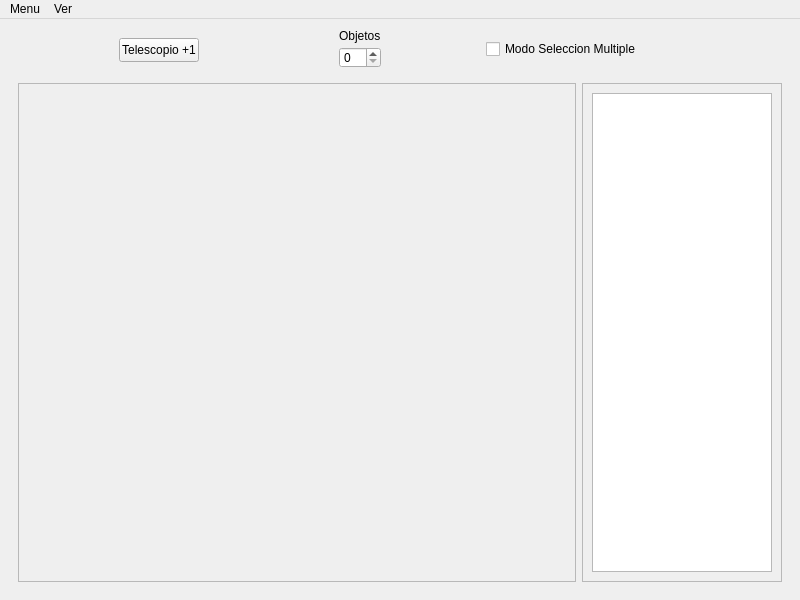
The window that Indi-Cosmos/mainwindow.ui (eyehalcon97/Indi-Cosmos) describes before a commit, drawn with Qt 5.
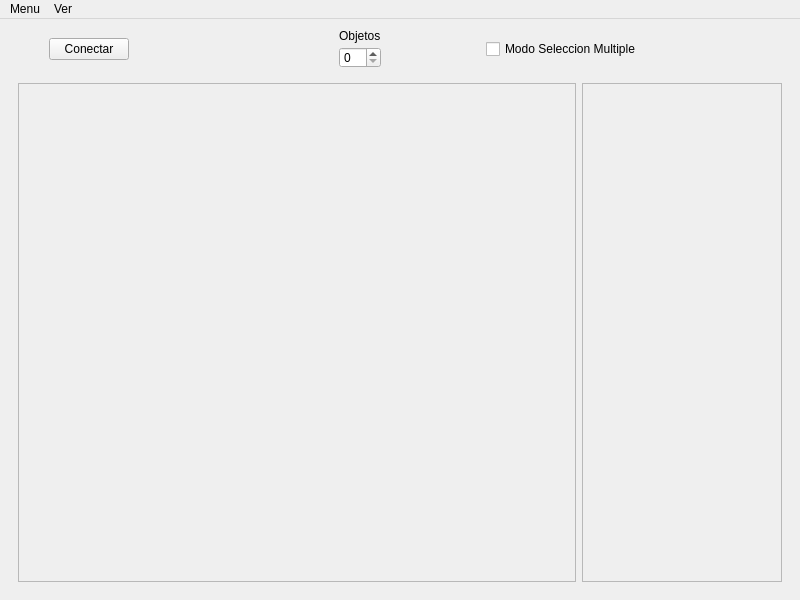
The same window after the commit.

Patch:
```diff
--- a/Indi-Cosmos/mainwindow.ui
+++ b/Indi-Cosmos/mainwindow.ui
@@ -38,8 +38,8 @@
      <verstretch>0</verstretch>
     </sizepolicy>
    </property>
-   <layout class="QGridLayout" name="gridLayout_2">
-    <item row="0" column="0">
+   <layout class="QVBoxLayout" name="verticalLayout_2">
+    <item>
      <widget class="QWidget" name="PanelSuperior" native="true">
       <property name="minimumSize">
        <size>
@@ -76,19 +76,6 @@
         <string>Objetos</string>
        </property>
       </widget>
-      <widget class="QPushButton" name="pushButton">
-       <property name="geometry">
-        <rect>
-         <x>110</x>
-         <y>10</y>
-         <width>80</width>
-         <height>24</height>
-        </rect>
-       </property>
-       <property name="text">
-        <string>Telescopio +1</string>
-       </property>
-      </widget>
       <widget class="QCheckBox" name="checkBox">
        <property name="geometry">
         <rect>
@@ -102,9 +89,22 @@
         <string>Modo Seleccion Multiple</string>
        </property>
       </widget>
+      <widget class="QPushButton" name="Conectar">
+       <property name="geometry">
+        <rect>
+         <x>40</x>
+         <y>10</y>
+         <width>80</width>
+         <height>22</height>
+        </rect>
+       </property>
+       <property name="text">
+        <string>Conectar</string>
+       </property>
+      </widget>
      </widget>
     </item>
-    <item row="1" column="0">
+    <item>
      <widget class="QWidget" name="widget_2" native="true">
       <layout class="QHBoxLayout" name="horizontalLayout_2">
        <item>
@@ -162,18 +162,16 @@
             <height>497</height>
            </rect>
           </property>
-          <layout class="QVBoxLayout" name="verticalLayout">
-           <item>
-            <widget class="QListWidget" name="Propiedades">
-             <property name="sizePolicy">
-              <sizepolicy hsizetype="Preferred" vsizetype="Expanding">
-               <horstretch>0</horstretch>
-               <verstretch>0</verstretch>
-              </sizepolicy>
-             </property>
-            </widget>
-           </item>
-          </layout>
+          <widget class="QWidget" name="widget" native="true">
+           <property name="geometry">
+            <rect>
+             <x>70</x>
+             <y>170</y>
+             <width>120</width>
+             <height>80</height>
+            </rect>
+           </property>
+          </widget>
          </widget>
         </widget>
        </item>
```
Left out of the diff: 2 changed lines with no effect on the pictures.
